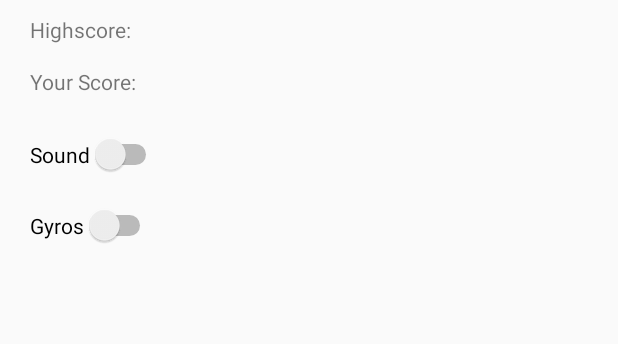
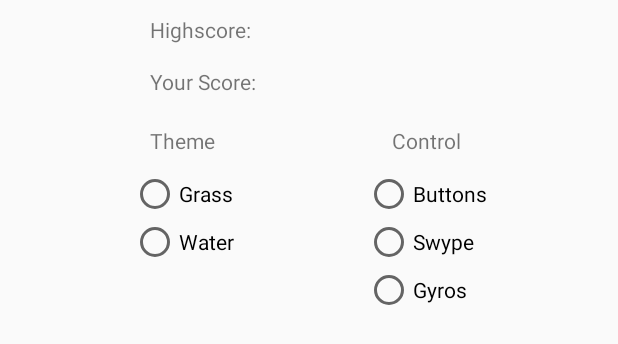
Before and after one commit to TimTAU/snakeGame, an Android app: the layout pause_menu.xml on its own in the app's theme, with its tools: preview values and no code run, on a phone screen of 412 x 824 dp. Shown: the top 344 px of the screen. Run offline under Robolectric (Android 15) with nearby library versions, the phone set to English and light mode, and no system bars.

Commit message:
updated menu with radio buttons

```diff
--- a/app/src/main/res/layout/pause_menu.xml
+++ b/app/src/main/res/layout/pause_menu.xml
@@ -10,48 +10,26 @@
         android:id="@+id/highscore_label"
         android:layout_width="wrap_content"
         android:layout_height="wrap_content"
-        android:layout_marginStart="20dp"
         android:layout_marginTop="10dp"
         android:text="@string/highscore"
-        app:layout_constraintStart_toStartOf="parent"
+        app:layout_constraintStart_toStartOf="@+id/theme_label"
         app:layout_constraintTop_toTopOf="parent" />
 
     <TextView
         android:id="@+id/highscore"
         android:layout_width="wrap_content"
         android:layout_height="wrap_content"
-        android:layout_marginStart="30dp"
         android:layout_marginTop="10dp"
-        app:layout_constraintStart_toEndOf="@+id/highscore_label"
+        app:layout_constraintStart_toStartOf="@+id/control_label"
         app:layout_constraintTop_toTopOf="parent" />
-
-    <Switch
-        android:id="@+id/switch_sound"
-        android:layout_width="wrap_content"
-        android:layout_height="wrap_content"
-        android:layout_marginStart="20dp"
-        android:layout_marginTop="60dp"
-        android:text="@string/sound"
-        app:layout_constraintStart_toStartOf="parent"
-        app:layout_constraintTop_toBottomOf="@+id/highscore_label" />
-
-    <Switch
-        android:id="@+id/switch_gyro"
-        android:layout_width="wrap_content"
-        android:layout_height="wrap_content"
-        android:layout_marginTop="20dp"
-        android:text="@string/gyros"
-        app:layout_constraintStart_toStartOf="@+id/switch_sound"
-        app:layout_constraintTop_toBottomOf="@+id/switch_sound" />
 
     <TextView
         android:id="@+id/your_score_label"
         android:layout_width="wrap_content"
         android:layout_height="wrap_content"
-        android:layout_marginStart="20dp"
         android:layout_marginTop="15dp"
         android:text="@string/your_score"
-        app:layout_constraintStart_toStartOf="parent"
+        app:layout_constraintStart_toStartOf="@+id/theme_label"
         app:layout_constraintTop_toBottomOf="@+id/highscore_label" />
 
     <TextView
@@ -62,4 +40,73 @@
         app:layout_constraintStart_toStartOf="@+id/highscore"
         app:layout_constraintTop_toBottomOf="@+id/highscore" />
 
+    <TextView
+        android:id="@+id/control_label"
+        android:layout_width="wrap_content"
+        android:layout_height="wrap_content"
+        android:text="@string/control"
+        app:layout_constraintEnd_toEndOf="@+id/control_group"
+        app:layout_constraintStart_toStartOf="@+id/control_group"
+        app:layout_constraintTop_toTopOf="@+id/theme_label" />
+
+    <TextView
+        android:id="@+id/theme_label"
+        android:layout_width="wrap_content"
+        android:layout_height="wrap_content"
+        android:layout_marginTop="20dp"
+        android:text="@string/theme"
+        app:layout_constraintEnd_toEndOf="@+id/themes_group"
+        app:layout_constraintStart_toStartOf="@+id/themes_group"
+        app:layout_constraintTop_toBottomOf="@id/your_score_label" />
+
+    <RadioGroup
+        android:id="@+id/themes_group"
+        android:layout_width="wrap_content"
+        android:layout_height="wrap_content"
+        android:layout_marginTop="10dp"
+        app:layout_constraintEnd_toStartOf="@+id/control_group"
+        app:layout_constraintStart_toStartOf="parent"
+        app:layout_constraintTop_toBottomOf="@+id/theme_label">
+
+        <RadioButton
+            android:id="@+id/theme_grass_button"
+            android:layout_width="match_parent"
+            android:layout_height="wrap_content"
+            android:text="@string/grass" />
+
+        <RadioButton
+            android:id="@+id/theme_water_button"
+            android:layout_width="match_parent"
+            android:layout_height="wrap_content"
+            android:text="@string/water" />
+
+    </RadioGroup>
+
+    <RadioGroup
+        android:id="@+id/control_group"
+        android:layout_width="wrap_content"
+        android:layout_height="wrap_content"
+        app:layout_constraintEnd_toEndOf="parent"
+        app:layout_constraintStart_toEndOf="@+id/themes_group"
+        app:layout_constraintTop_toTopOf="@+id/themes_group">
+
+        <RadioButton
+            android:id="@+id/control_buttons_button"
+            android:layout_width="match_parent"
+            android:layout_height="wrap_content"
+            android:text="@string/buttons" />
+
+        <RadioButton
+            android:id="@+id/control_swype_button"
+            android:layout_width="match_parent"
+            android:layout_height="wrap_content"
+            android:text="@string/swype" />
+
+        <RadioButton
+            android:id="@+id/control_gyro_button"
+            android:layout_width="match_parent"
+            android:layout_height="wrap_content"
+            android:text="@string/gyros" />
+    </RadioGroup>
+
 </androidx.constraintlayout.widget.ConstraintLayout>
--- a/app/src/main/res/values/strings.xml
+++ b/app/src/main/res/values/strings.xml
@@ -9,4 +9,10 @@
     <string name="gyros">Gyros</string>
     <string name="menu">menu</string>
     <string name="your_score">Your Score:</string>
+    <string name="control">Control</string>
+    <string name="theme">Theme</string>
+    <string name="buttons">Buttons</string>
+    <string name="swype">Swype</string>
+    <string name="grass">Grass</string>
+    <string name="water">Water</string>
 </resources>
```
Also changed, not shown: 1 other file.
